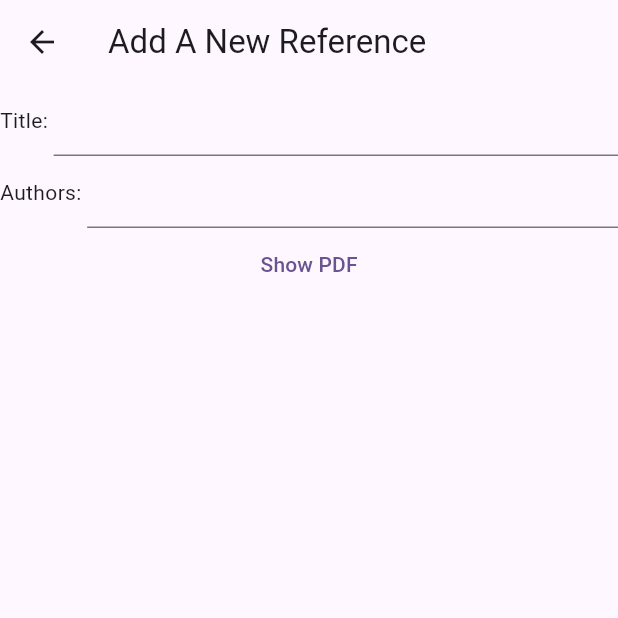
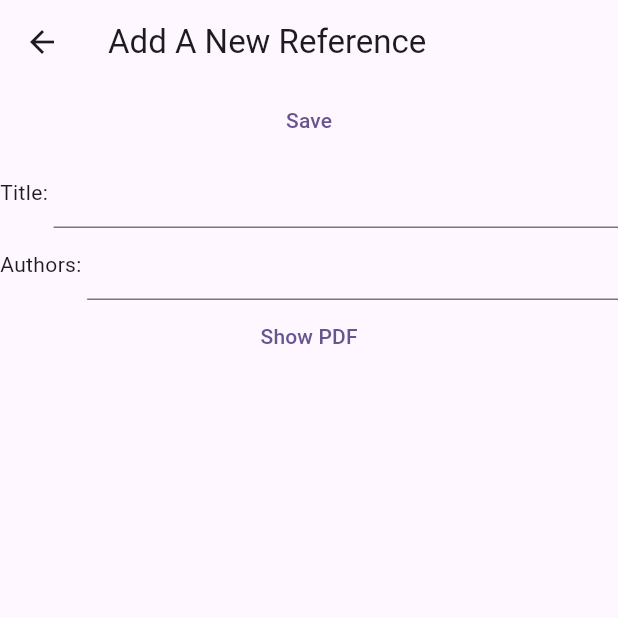
Before and after one commit to dsakurai/references-flutter, a Flutter app: the screen it shows after launch, after a tap on the "add" icon, on a phone screen of 412 x 824 dp, the top half of it. Run offline on Flutter 3.47's test engine with Material 3 defaults, Android fonts, the light colour scheme and no system bars; missing offline and left inert: dart:html.

Commit message:
Save items

```diff
--- a/lib/main.dart
+++ b/lib/main.dart
@@ -49,6 +49,11 @@ class ReferenceItem
     authors: authors
   );
 
+  void copyPropertiesFrom(ReferenceItem other) {
+    title   = other.title;
+    authors = other.authors;
+  }
+
   // Generative constor with default param values
   ReferenceItem({this.title, this.authors});
 
@@ -64,10 +69,12 @@ class ReferenceItem
 class ReferenceItemWidget extends StatefulWidget {
 
   final ReferenceItem referenceItem;
+  final Function onSaveButtonPressed;
 
   const ReferenceItemWidget({
     super.key,
-    required this.referenceItem
+    required this.referenceItem,
+    required this.onSaveButtonPressed,
   });
 
   @override
@@ -85,6 +92,13 @@ class ReferenceItemWidgetState extends State<ReferenceItemWidget> {
       body: Center(
         child: Column(
           children: [
+            TextButton(
+              onPressed: () {
+                widget.onSaveButtonPressed(); // save reference item
+                Navigator.of(context).pop(); // Navigate back to the page before
+              },
+              child: Text("Save")
+            ),
             Row(
               children: [
                 Text("Title: "),
@@ -199,7 +213,7 @@ void _popIfFine(ReferenceItem itemOriginal,
 
 }
 
-dynamic _navigateEditRoute({
+Future<Navigator?> _navigateEditRoute({
   required ReferenceItem itemOriginal,
   required BuildContext context,
   }) {
@@ -213,13 +227,20 @@ dynamic _navigateEditRoute({
       PopScope(
         canPop: false,
 
+        // Back is clicked, instead of save!
+        // Before throwing away data,
         // get user confirmation to pop this widget
         onPopInvokedWithResult: (didPop, result) async {
           if (didPop) {return;} // too late => do nothing
           _popIfFine(itemOriginal, itemForEdit, context, result);
         },
 
-        child: ReferenceItemWidget(referenceItem: itemForEdit)
+        child: ReferenceItemWidget(
+          referenceItem: itemForEdit,
+          onSaveButtonPressed: (){
+            itemOriginal.copyPropertiesFrom(itemForEdit);
+          },
+          )
       )
     )
   );
@@ -362,10 +383,13 @@ class _MyHomePageState extends State<MyHomePage> {
         _ExplorerWidget(allItems: _allItems,),
       floatingActionButton: FloatingActionButton(
         onPressed: () {
-          _navigateEditRoute(
-            itemOriginal: ReferenceItem(), context: context
+          var newItem = ReferenceItem();
+          _navigateEditRoute( // go to another page
+            itemOriginal: newItem, context: context
           ).then(
-            (_){setState(() {});} // reload this page after coming back from the page
+            (_){setState(() {
+              _allItems.add(newItem);
+            });} // reload this page after coming back from the page
           );
         },
         tooltip: 'Add a new reference',
```
